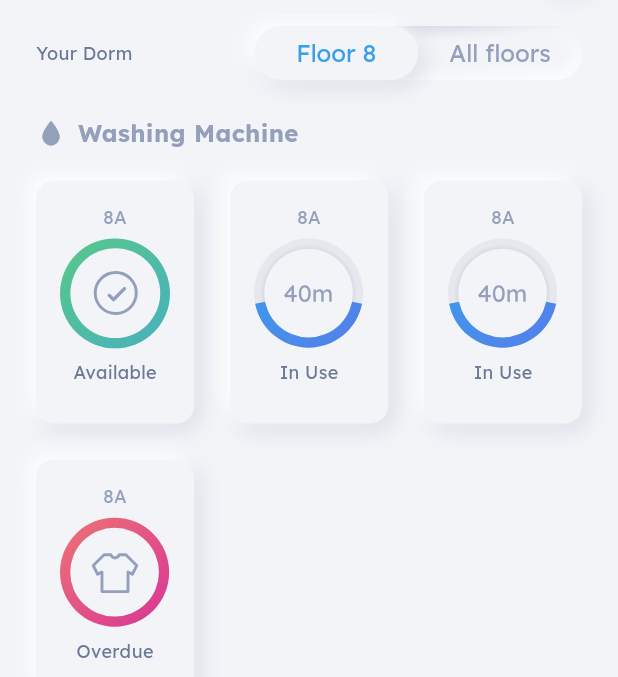
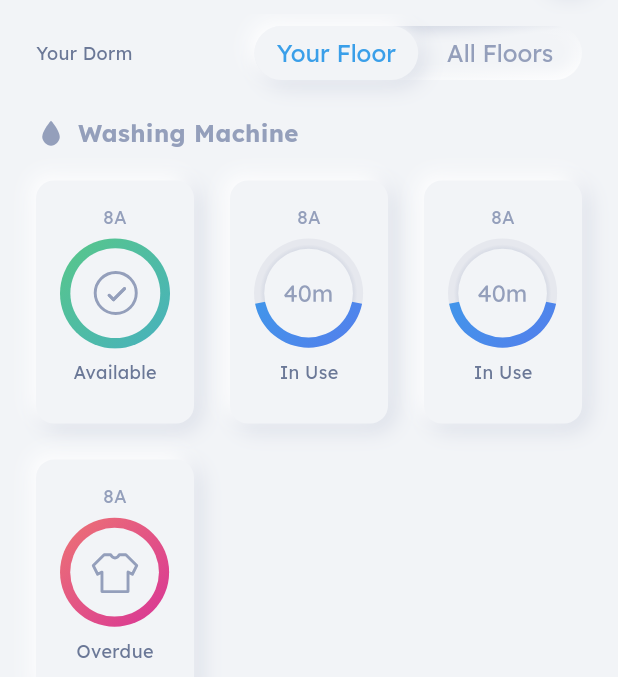
Before and after one commit to FooJiaYin/laundry-savior, a Flutter app: the screen it shows after launch, scrolled down 164 dp, on a phone screen of 412 x 824 dp, the part 82-759 px from its top. Run offline on Flutter 3.47's test engine with Material 2 defaults, Android fonts, the phone set to English and light mode, and no system bars; our stand-ins replace dio, flutter_svg, shared_preferences.

Commit message:
feat: Floor display (ordinal number, null handler)

```diff
--- a/lib/views/screens/home.dart
+++ b/lib/views/screens/home.dart
@@ -102,8 +102,8 @@ class _HomePageState extends State<HomePage> {
               radius: 100,
               height: 36,
               optionWidgets: [
-                Text("Floor ${floor ?? 8}", textAlign: TextAlign.center),
-                const Text("All floors", textAlign: TextAlign.center),
+                Text("${floor != null ? floor.ordinal : 'Your'} Floor", textAlign: TextAlign.center),
+                const Text("All Floors", textAlign: TextAlign.center),
               ],
               onChanged: (value) => setState(() {
                 _selectedIndex = value;
--- a/lib/views/screens/machine.dart
+++ b/lib/views/screens/machine.dart
@@ -168,7 +168,7 @@ class _MachinePageState extends State<MachinePage> {
           ),
           const SizedBox(height: 14),
           Text(
-            "${data.floor} Floor, Area ${data.section}",
+            "${data.floor} Floor" + (data.section != null ? ", Area ${data.section}" : ""),
           ),
           const SizedBox(height: 40),
           _machinePicture(),
--- a/lib/views/screens/settings.dart
+++ b/lib/views/screens/settings.dart
@@ -32,7 +32,7 @@ class _SettingPageState extends State<SettingPage> {
           SettingItem(
             iconName: "home_outlined",
             title: "My Dormitory",
-            value: "${state.dormitory?.name ?? 'Unset'}, ${state.floor}F",
+            value: (state.dormitory?.name ?? 'Unset') + (state.floor != null ? ", ${state.floor}F" : ""),
             onTap: () => showDialog(context: context, builder: (context) => SelectDormDialog()),
           ),
           // TODO: Change Default Payment Method
```
Also changed, not shown: lib/utils/string.dart (+10 -2 lines), lib/views/components/select_floor_dialog.dart (+11 -2 lines).
